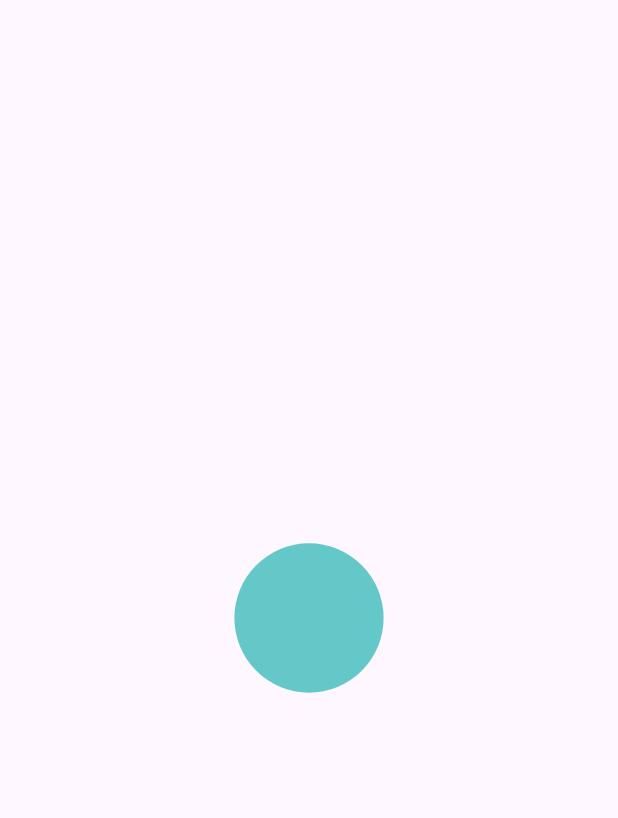
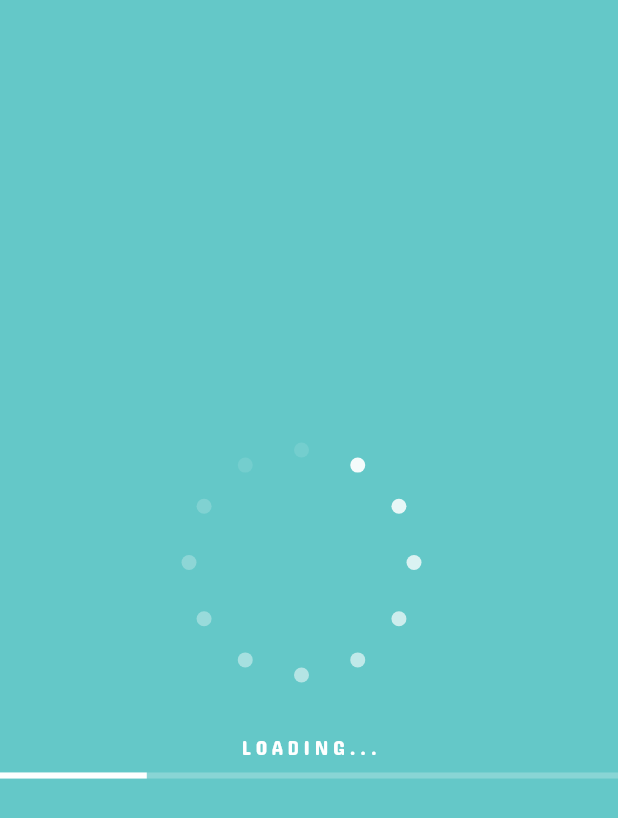
Before and after one commit to jeanJonathan/notebook_progress, a Flutter app: the LoadingScreen screen opened directly, on a phone screen of 412 x 824 dp. Shown: the top 818 px of the screen. Run offline on Flutter 3.47's test engine with Material 3 defaults, Android fonts, the phone set to English and light mode, and no system bars; our stand-ins replace cloud_firestore, firebase_auth, firebase_core, firebase_storage, flutter_typeahead, google_maps_flutter and 6 more; missing offline and left inert: flutter_facebook_auth; accounts and stored records are empty.

Commit message:
amelioration du design de l'ecran loading

```diff
--- a/lib/loading_screen.dart
+++ b/lib/loading_screen.dart
@@ -1,5 +1,6 @@
 import 'package:flutter/material.dart';
 import 'dart:async';
+import 'dart:math' as math;
 
 import 'package:notebook_progress/welcome_screen.dart';
 
@@ -8,63 +9,93 @@ class LoadingScreen extends StatefulWidget {
   _LoadingScreenState createState() => _LoadingScreenState();
 }
 
-class _LoadingScreenState extends State<LoadingScreen> with SingleTickerProviderStateMixin {
-  AnimationController? _controller;
-  Animation<double>? _animation;
+class _LoadingScreenState extends State<LoadingScreen> with TickerProviderStateMixin {
+  late AnimationController _controller;
+  late Animation<double> _animation;
 
   @override
   void initState() {
     super.initState();
     _controller = AnimationController(
       vsync: this,
-      duration: Duration(seconds: 2),
-    )..repeat(reverse: true);
+      duration: Duration(seconds: 8),
+    )..repeat();
 
-    _animation = CurvedAnimation(
-      parent: _controller!,
-      curve: Curves.easeInOut,
-    );
+    _animation = Tween<double>(begin: 0, end: 100).animate(_controller)
+      ..addListener(() {
+        setState(() {});
+      });
 
-    // Utiliser Future.delayed pour simuler le chargement
-    Future.delayed(Duration(seconds: 10), () {
-      if (mounted) {
-        Navigator.push(context, MaterialPageRoute(builder: (_) => WelcomeScreen(recommendedCamps: [],)));
-      }
+    Future.delayed(Duration(seconds: 8), () {
+      Navigator.pushReplacement(
+        context,
+        MaterialPageRoute(builder: (_) => WelcomeScreen(recommendedCamps: [])),
+      );
     });
   }
 
   @override
   void dispose() {
-    _controller?.dispose();
+    _controller.dispose();
     super.dispose();
   }
 
   @override
   Widget build(BuildContext context) {
     return Scaffold(
+      backgroundColor: Color(0xFF64C8C8),
       body: Center(
-        child: AnimatedBuilder(
-          animation: _animation!,
-          builder: (context, child) {
-            return Transform.scale(
-              scale: _animation!.value,
-              child: child,
-            );
-          },
-          child: Container(
-            width: 100.0,
-            height: 100.0,
-            decoration: BoxDecoration(
-              shape: BoxShape.circle,
-              gradient: LinearGradient(
-                colors: [Color(0xFF64C8C8), Color(0xFF64C8C8)],
-                begin: Alignment.topLeft,
-                end: Alignment.bottomRight,
+        child: Column(
+          mainAxisAlignment: MainAxisAlignment.center,
+          children: <Widget>[
+            CustomPaint(
+              painter: CirclePainter(_controller.value),
+              child: SizedBox(
+                width: 150,
+                height: 150,
               ),
             ),
-          ),
+            SizedBox(height: 30),
+            Text('LOADING...', style: TextStyle(color: Colors.white, letterSpacing: 3,fontFamily: 'Concert One')),
+            SizedBox(height: 10),
+            LinearProgressIndicator(
+              value: _animation.value / 100,
+              backgroundColor: Colors.white24,
+              valueColor: AlwaysStoppedAnimation<Color>(Colors.white),
+            ),
+          ],
         ),
       ),
     );
   }
 }
+
+class CirclePainter extends CustomPainter {
+  final double progress;
+
+  CirclePainter(this.progress);
+
+  @override
+  void paint(Canvas canvas, Size size) {
+    var paint = Paint()
+      ..color = Colors.white
+      ..style = PaintingStyle.fill;
+
+    double radius = size.width / 2;
+    int count = 12;
+    double step = 2 * math.pi / count;
+
+    for (int i = 0; i < count; i++) {
+      double opacity = (1 - (i / count + progress) % 1).clamp(0.1, 1);
+      paint.color = Colors.white.withOpacity(opacity);
+      double x = radius + radius * math.cos(step * i) - 5;
+      double y = radius + radius * math.sin(step * i) - 5;
+      canvas.drawCircle(Offset(x, y), 5, paint);
+    }
+  }
+
+  @override
+  bool shouldRepaint(covariant CustomPainter oldDelegate) {
+    return true;
+  }
+}
```
